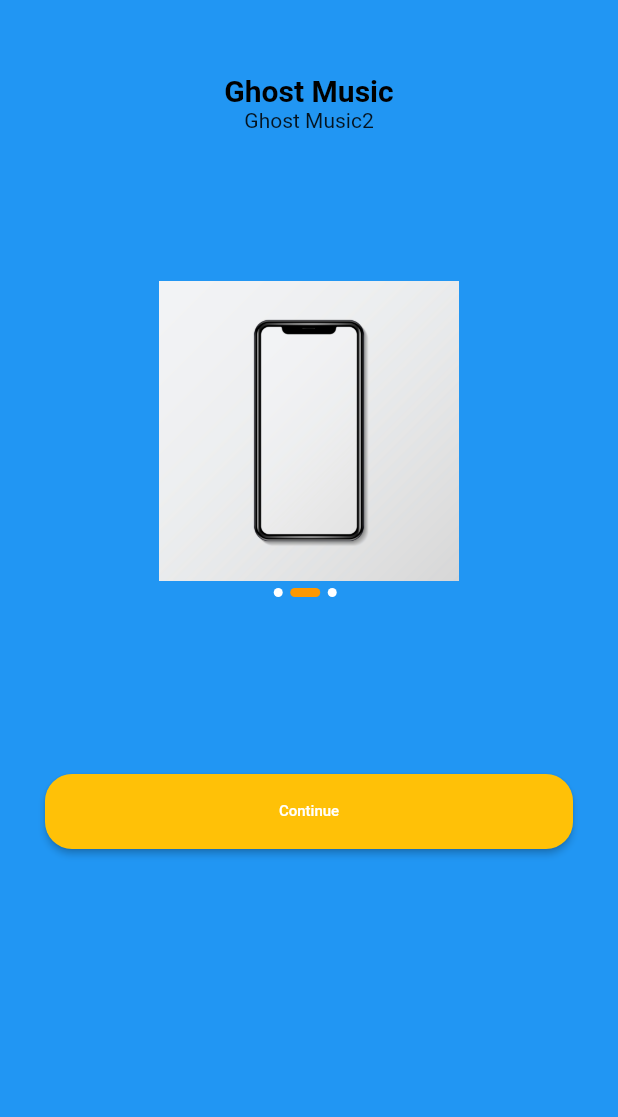
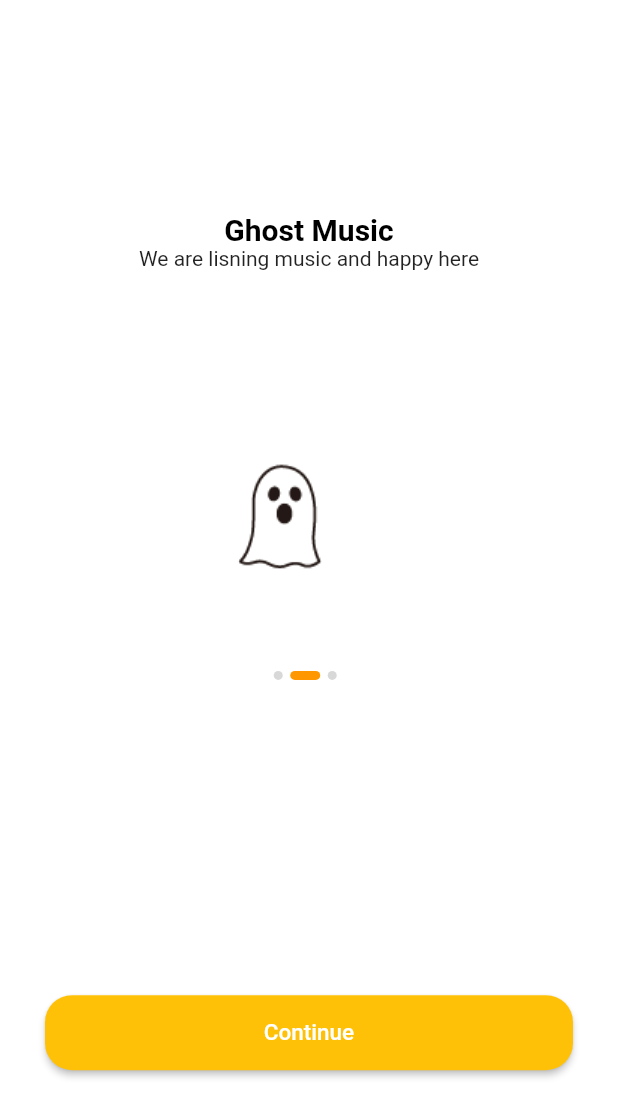
Before and after one commit to HalilMertDeveli/My-Flutter-Project, a Flutter app: the screen it shows after launch, swiped to page 2, on a phone screen of 412 x 824 dp. Shown: the top 1117 px of the screen. Run offline on Flutter 3.47's test engine with Material 2 defaults, Android fonts, the light colour scheme and no system bars; our stand-ins replace firebase_auth, firebase_core; accounts and stored records are empty.

Commit message:
we have done first extetic working

```diff
--- a/lib/pages/designScreens/companents/default_button.dart
+++ b/lib/pages/designScreens/companents/default_button.dart
@@ -19,7 +19,7 @@ class DefaultButton extends StatelessWidget {
         color: Colors.amber,
         child: Text(
           text,
-          style: TextStyle(fontSize: 10, color: Colors.white),
+          style: TextStyle(fontSize: 15, color: Colors.white),
         ),
       ),
     );
--- a/lib/pages/designScreens/splashScreen/splash_body.dart
+++ b/lib/pages/designScreens/splashScreen/splash_body.dart
@@ -13,20 +13,32 @@ class _SplashBodyState extends State<SplashBody> {
   int currentPage = 0;
 
   List<Map<String, String>> splashData = [
-    {"text": "Ghost Music1", "image": "assets/phone.jpg"},
-    {"text": "Ghost Music2", "image": "assets/phone.jpg"},
-    {"text": "Ghost Music3", "image": "assets/phone.jpg"}
+    {
+      "text": "Hello Everyone It's the Ghost Music",
+      "image": "assets/ghost1.png"
+    },
+    {
+      "text": "We are lisning music and happy here",
+      "image": "assets/ghost2.png"
+    },
+    {
+      "text": "If you want to join us just sign-up ",
+      "image": "assets/ghost3.png"
+    }
   ];
 
   @override
   Widget build(BuildContext context) {
     return Scaffold(
-      backgroundColor: Colors.blue,
+      backgroundColor: Colors.white,
       body: SafeArea(
         child: SizedBox(
           width: double.infinity,
           child: Column(
             children: [
+              Spacer(
+                flex: 1,
+              ),
               Expanded(
                 flex: 3,
                 child: PageView.builder(
@@ -55,12 +67,15 @@ class _SplashBodyState extends State<SplashBody> {
                   ),
                 ),
               ),
+              Spacer(
+                flex: 1,
+              ),
               Padding(
                   padding: EdgeInsets.symmetric(horizontal: 30),
                   child: DefaultButton(text: 'Continue', press: () {})),
               Spacer(
-                flex: 2,
-              )
+                flex: 1,
+              ),
             ],
           ),
         ),
@@ -76,7 +91,7 @@ class _SplashBodyState extends State<SplashBody> {
       height: 6,
       width: currentPage == index ? 20 : 6,
       decoration: BoxDecoration(
-          color: currentPage == index ? Colors.orange : Colors.white,
+          color: currentPage == index ? Colors.orange : Color(0xFFD8D8D8),
           borderRadius: BorderRadius.circular(3)),
     );
   }
```
Also changed, not shown: assets/Artboard 12.png (added), assets/Artboard 13.png (added), assets/Artboard 16.png (added), assets/ghost1.png (added), assets/ghost2.png (added), assets/ghost3.png (added), assets/home_hal.png (added), assets/long_image.png (added), assets/sklaton.png (added), assets/tree.png (added), assets/witcher.png (added).
